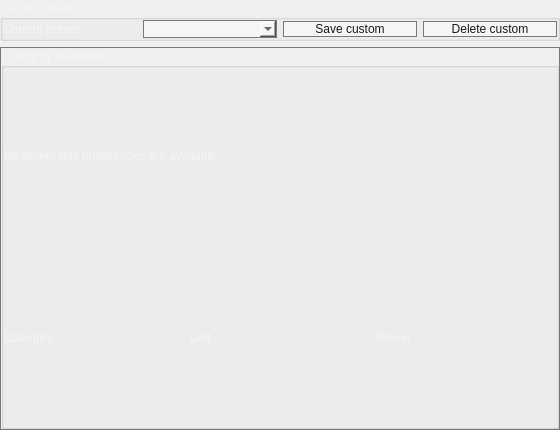
This is ui/settings/Units.ui in OpenFairWind/FairWindSK as Qt 5 draws it before an edit. The edited form follows.
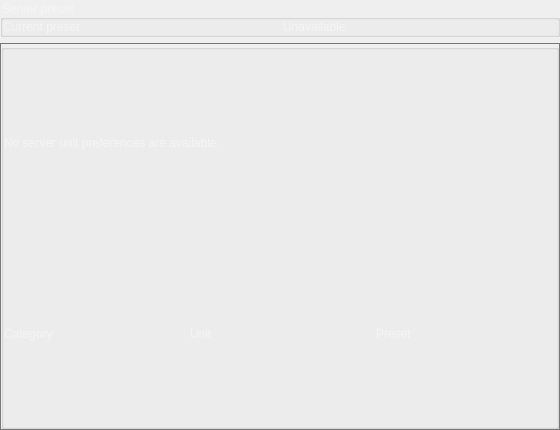
This is the edited form.

Commit message: Simplify units settings to local overrides

```diff
--- a/ui/settings/Units.ui
+++ b/ui/settings/Units.ui
@@ -67,19 +67,9 @@
        </widget>
       </item>
       <item row="0" column="1">
-       <widget class="QComboBox" name="comboBox_preset"/>
-      </item>
-      <item row="0" column="2">
-       <widget class="QPushButton" name="pushButton_saveCustomPreset">
+       <widget class="QLabel" name="label_currentPresetValue">
         <property name="text">
-         <string>Save custom</string>
-        </property>
-       </widget>
-      </item>
-      <item row="0" column="3">
-       <widget class="QPushButton" name="pushButton_deletePreset">
-        <property name="text">
-         <string>Delete custom</string>
+         <string>Unavailable</string>
         </property>
        </widget>
       </item>
@@ -119,7 +109,7 @@
        <item>
         <widget class="QGroupBox" name="groupBox_CategoryOverrides">
          <property name="title">
-          <string>Category overrides</string>
+          <string/>
          </property>
          <layout class="QVBoxLayout" name="verticalLayout_CategoryOverrides">
           <property name="leftMargin">
```
The commit also changes 2 other files.
